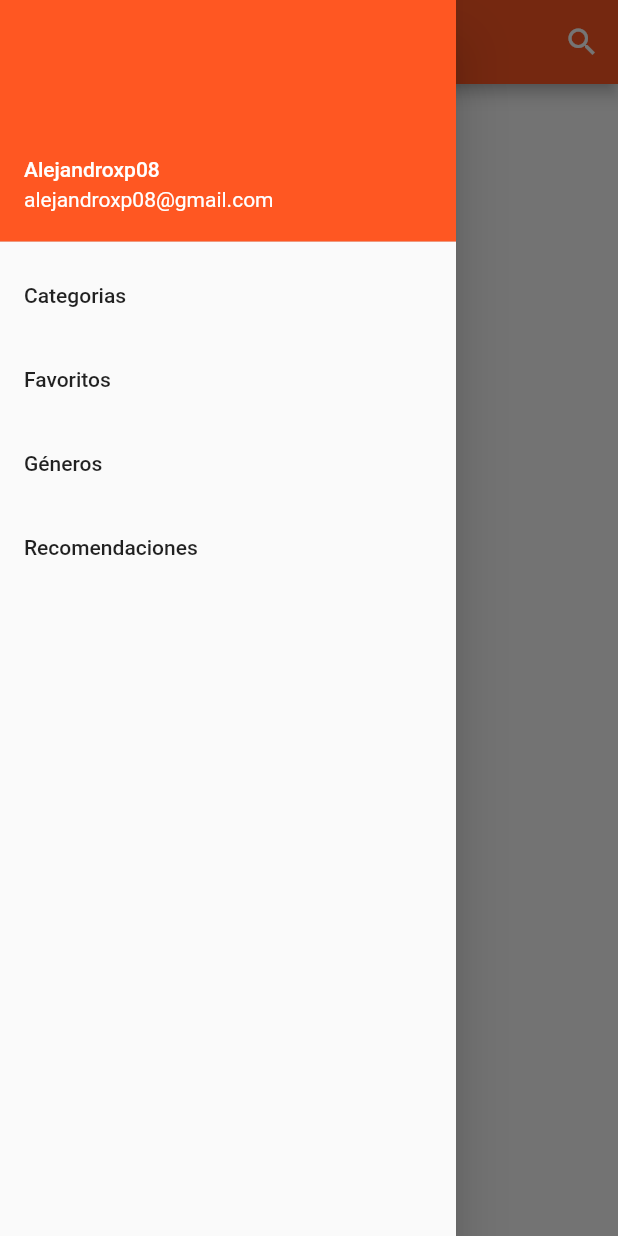
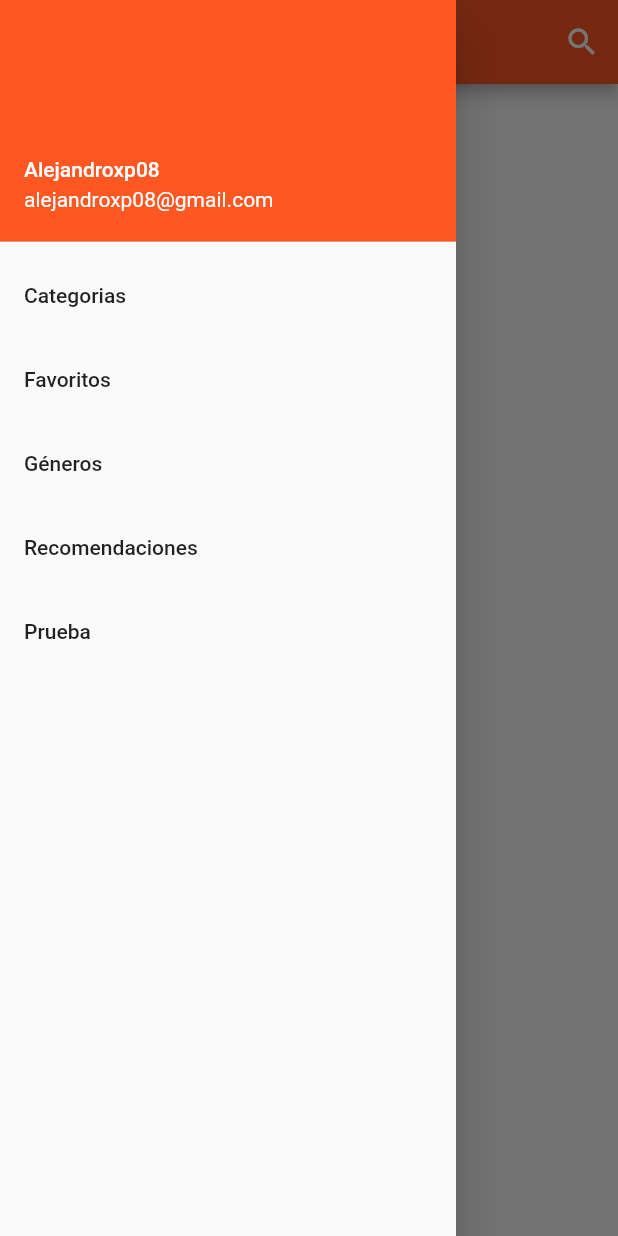
Before and after one commit to alejandroxp08/ProyectoSCESI, a Flutter app: the screen it shows after launch, with the side drawer open, on a phone screen of 412 x 824 dp. Run offline on Flutter 3.47's test engine with Material 2 defaults, Android fonts, the phone set to English and light mode, and no system bars; our stand-ins replace flutter_svg; missing offline and left inert: adobe_xd.

Commit message:
recibir datos con fallos #2

```diff
--- a/recomendapp_flutter/lib/drawer_navigation.dart
+++ b/recomendapp_flutter/lib/drawer_navigation.dart
@@ -2,6 +2,7 @@ import 'package:flutter/material.dart';
 import 'package:recomendapp_flutter/categorias_page.dart';
 import 'package:recomendapp_flutter/favorites_page.dart';
 import 'package:recomendapp_flutter/generos_page.dart';
+import 'package:recomendapp_flutter/information_of_page.dart';
 import 'package:recomendapp_flutter/recomend_page.dart';
 
 class AppDrawer extends StatelessWidget {
@@ -47,6 +48,14 @@ class AppDrawer extends StatelessWidget {
                   builder: (BuildContext context) => RecomendPage()));
             },
           ),
+          ListTile(
+            title: Text("Prueba"),
+            onTap: () {
+              Navigator.of(context).pop();
+              Navigator.of(context).push(MaterialPageRoute(
+                  builder: (BuildContext context) => MyApp1()));
+            },
+          )
         ],
       ),
     );
--- a/recomendapp_flutter/lib/information_of_page.dart
+++ b/recomendapp_flutter/lib/information_of_page.dart
@@ -27,18 +27,21 @@ class Anime {
       year: json['year'],
       numCap: json['numCap'],
       title: json['title'],
-      description: json['desccription'],
+      description: json['description'],
     );
   }
 }
 
-void main() => runApp(MyApp(post: fetchPost()));
-
-class MyApp extends StatelessWidget {
+class MyApp1 extends StatefulWidget {
   final Future<Anime> post;
 
-  MyApp({Key key, this.post}) : super(key: key);
+  MyApp1({Key key, this.post}) : super(key: key);
 
+  @override
+  _MyApp1State createState() => _MyApp1State();
+}
+
+class _MyApp1State extends State<MyApp1> {
   @override
   Widget build(BuildContext context) {
     return MaterialApp(
@@ -52,7 +55,7 @@ class MyApp extends StatelessWidget {
         ),
         body: Center(
           child: FutureBuilder<Anime>(
-            future: post,
+            future: widget.post,
             builder: (context, snapshot) {
               if (snapshot.hasData) {
                 return Text(snapshot.data.title);
--- a/recomendapp_flutter/pubspec.yaml
+++ b/recomendapp_flutter/pubspec.yaml
@@ -25,7 +25,6 @@ dependencies:
     sdk: flutter
   http:
 
-
   # The following adds the Cupertino Icons font to your application.
   # Use with the CupertinoIcons class for iOS style icons.
   cupertino_icons: ^0.1.3
@@ -33,7 +32,6 @@ dependencies:
 dev_dependencies:
   flutter_test:
     sdk: flutter
-
 # For information on the generic Dart part of this file, see the
 # following page: https://dart.dev/tools/pub/pubspec
 
```
